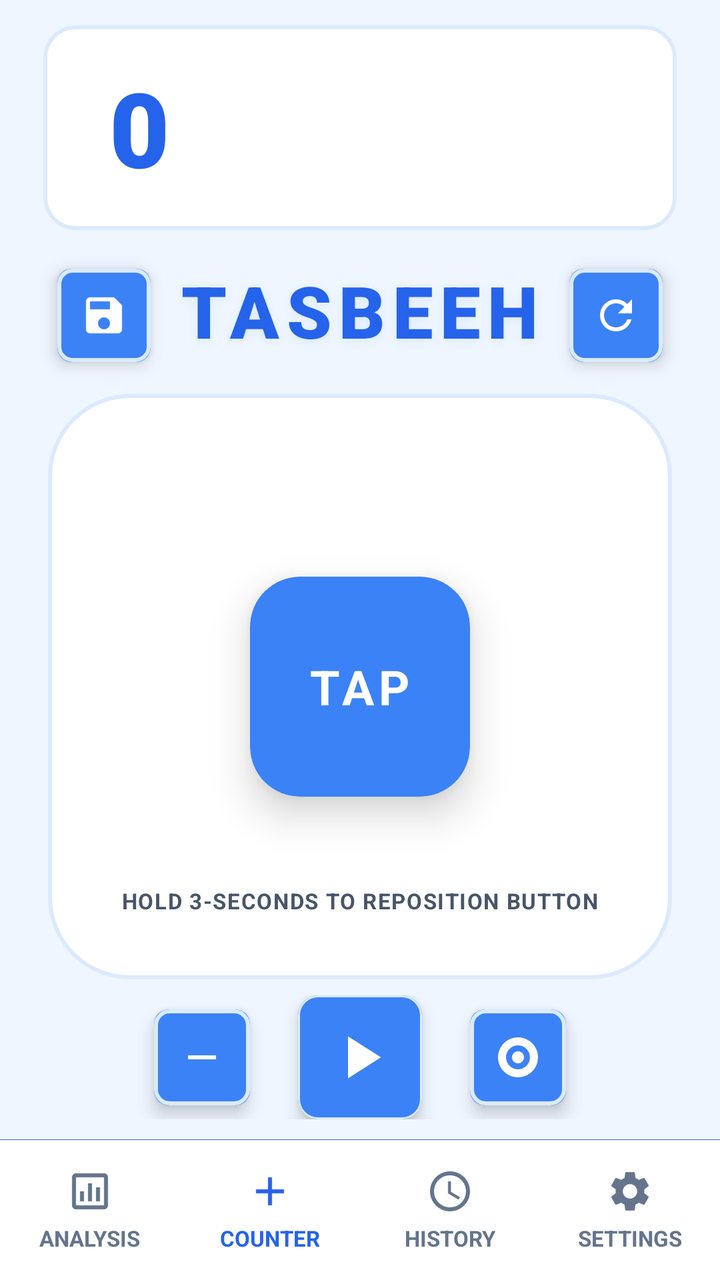
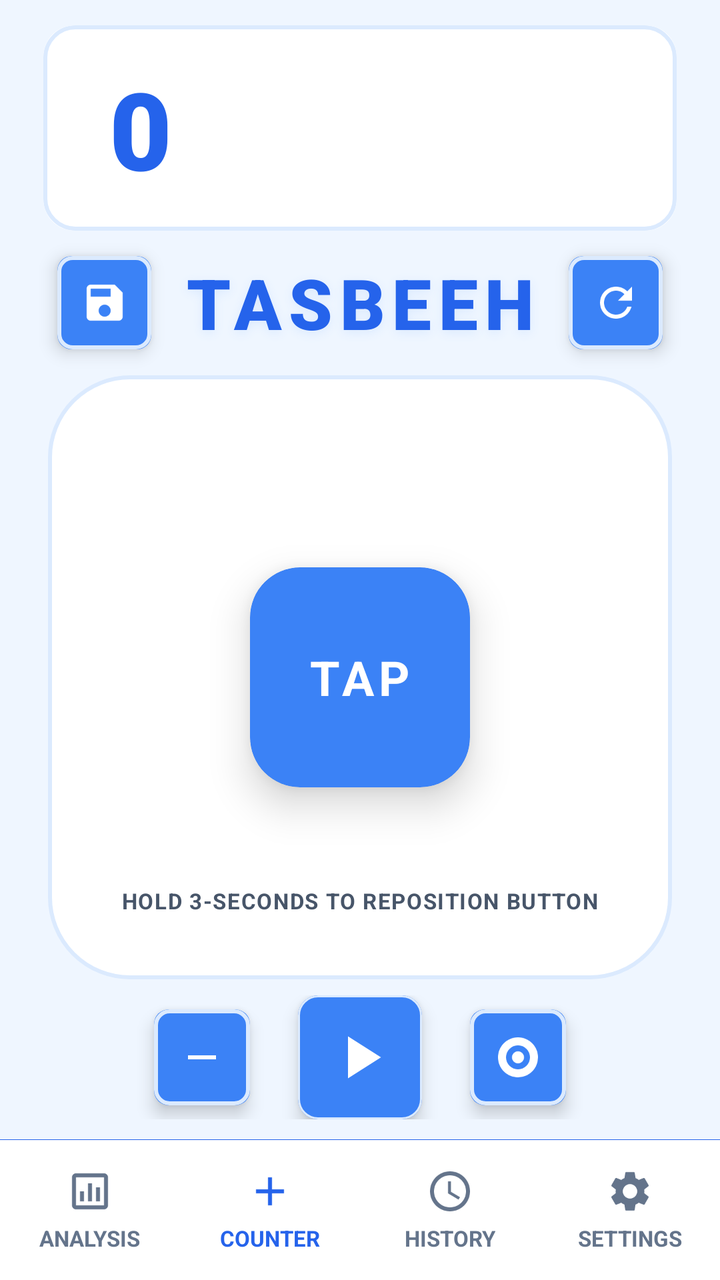

Screens rendered from an Android XML layout before and after an edit, with the pre-edit source and the edit as a unified diff.
<!-- AndroidManifest.xml: application theme Theme.SmartTasbeeh -->
<!-- res/layout/activity_main.xml -->
<?xml version="1.0" encoding="utf-8"?>
<androidx.constraintlayout.widget.ConstraintLayout xmlns:android="http://schemas.android.com/apk/res/android"
    xmlns:app="http://schemas.android.com/apk/res-auto"
    xmlns:tools="http://schemas.android.com/tools"
    android:id="@+id/main"
    android:layout_width="match_parent"
    android:layout_height="match_parent"
    android:background="@color/app_background"
    tools:context=".MainActivity">

    
    <androidx.constraintlayout.widget.Guideline
        android:id="@+id/topGuideline"
        android:layout_width="wrap_content"
        android:layout_height="wrap_content"
        android:orientation="horizontal"
        app:layout_constraintGuide_percent="0.02" />

    
    <androidx.constraintlayout.widget.Guideline
        android:id="@+id/guideStartMargin"
        android:layout_width="wrap_content"
        android:layout_height="wrap_content"
        android:orientation="vertical"
        app:layout_constraintGuide_percent="0.08" />

    
    <androidx.constraintlayout.widget.Guideline
        android:id="@+id/guideEndMargin"
        android:layout_width="wrap_content"
        android:layout_height="wrap_content"
        android:orientation="vertical"
        app:layout_constraintGuide_percent="0.92" />

    
    <com.google.android.material.card.MaterialCardView
        android:id="@+id/cardCountDisplay"
        android:layout_width="0dp"
        android:layout_height="0dp"
        style="@style/PercentCornerCard"
        app:layout_constraintWidth_percent="0.88"
        app:layout_constraintHeight_percent="0.16"
        app:cardElevation="0dp"
        app:strokeWidth="2dp"
        app:strokeColor="@color/card_stroke_color"
        app:cardBackgroundColor="@color/card_background"
        app:layout_constraintTop_toTopOf="@id/topGuideline"
        app:layout_constraintStart_toStartOf="parent"
        app:layout_constraintEnd_toEndOf="parent">

        <androidx.constraintlayout.widget.ConstraintLayout
            android:layout_width="match_parent"
            android:layout_height="match_parent">

            
            <androidx.constraintlayout.widget.Guideline
                android:id="@+id/guideStart"
                android:layout_width="wrap_content"
                android:layout_height="wrap_content"
                android:orientation="vertical"
                app:layout_constraintGuide_percent="0.1" />

            <androidx.constraintlayout.widget.Guideline
                android:id="@+id/guideEnd"
                android:layout_width="wrap_content"
                android:layout_height="wrap_content"
                android:orientation="vertical"
                app:layout_constraintGuide_percent="0.9" />

            <androidx.constraintlayout.widget.Guideline
                android:id="@+id/guideTop"
                android:layout_width="wrap_content"
                android:layout_height="wrap_content"
                android:orientation="horizontal"
                app:layout_constraintGuide_percent="0.15" />

            <androidx.constraintlayout.widget.Guideline
                android:id="@+id/guideBottom"
                android:layout_width="wrap_content"
                android:layout_height="wrap_content"
                android:orientation="horizontal"
                app:layout_constraintGuide_percent="0.85" />

            
            <TextView
                android:id="@+id/tvCountDisplay"
                android:layout_width="0dp"
                android:layout_height="0dp"
                android:gravity="center_vertical|start"
                android:text="@string/Count_Number"
                android:textColor="@color/count_text_color"
                android:textSize="58sp"
                android:fontFamily="sans-serif-black"
                android:letterSpacing="0.05"
                app:layout_constraintStart_toStartOf="@id/guideStart"
                app:layout_constraintTop_toTopOf="@id/guideTop"
                app:layout_constraintEnd_toEndOf="@id/guideEnd"
                app:layout_constraintBottom_toBottomOf="@id/guideBottom"
                app:autoSizeTextType="uniform"
                app:autoSizeMinTextSize="12sp"
                app:autoSizeMaxTextSize="100sp"
                app:autoSizeStepGranularity="2sp"/>
        </androidx.constraintlayout.widget.ConstraintLayout>

    </com.google.android.material.card.MaterialCardView>

    
    <Space
        android:id="@+id/spaceBtnGap"
        android:layout_width="match_parent"
        android:layout_height="0dp"
        app:layout_constraintTop_toBottomOf="@id/cardCountDisplay"
        app:layout_constraintStart_toStartOf="parent"
        app:layout_constraintEnd_toEndOf="parent"
        app:layout_constraintHeight_percent="0.03" />

    
    <com.google.android.material.card.MaterialCardView
        android:id="@+id/btnSave"
        android:layout_width="0dp"
        android:layout_height="0dp"
        style="@style/PercentCornerCard"
        app:layout_constraintDimensionRatio="1:1"
        app:layout_constraintWidth_percent="0.13"
        app:cardElevation="5dp"
        app:strokeWidth="2dp"
        app:strokeColor="@color/card_stroke_color"
        app:cardBackgroundColor="@color/tasbeeh_blue_accent"
        android:clickable="true"
        android:focusable="true"
        app:layout_constraintStart_toStartOf="@id/guideStartMargin"
        app:layout_constraintTop_toBottomOf="@id/spaceBtnGap"
        android:contentDescription="@string/action_save_count">

        <androidx.constraintlayout.widget.ConstraintLayout
            android:layout_width="match_parent"
            android:layout_height="match_parent">
            <ImageView
                android:layout_width="0dp"
                android:layout_height="0dp"
                android:scaleType="centerInside"
                android:src="@drawable/ic_save"
                app:tint="@color/card_background"
                app:layout_constraintWidth_percent="0.666"
                app:layout_constraintHeight_percent="0.666"
                app:layout_constraintStart_toStartOf="parent"
                app:layout_constraintEnd_toEndOf="parent"
                app:layout_constraintTop_toTopOf="parent"
                app:layout_constraintBottom_toBottomOf="parent"
                android:contentDescription="@null"/>
        </androidx.constraintlayout.widget.ConstraintLayout>
    </com.google.android.material.card.MaterialCardView>

    <TextView
        android:id="@+id/tvAppTitle"
        android:layout_height="wrap_content"
        android:layout_width="wrap_content"
        android:text="@string/Tasbeeh_Name"
        android:textColor="@color/tasbeeh_blue_primary"
        android:textSize="36sp"
        android:fontFamily="sans-serif-black"
        android:letterSpacing="0.10"
        android:shadowColor="@color/card_stroke_color"
        android:shadowRadius="12"
        android:shadowDy="4"
        android:layout_marginTop="16dp"
        app:layout_constraintEnd_toStartOf="@+id/btnReset"
        app:layout_constraintStart_toEndOf="@+id/btnSave"
        app:layout_constraintTop_toBottomOf="@+id/cardCountDisplay" />

    
    <com.google.android.material.card.MaterialCardView
        android:id="@+id/btnReset"
        android:layout_width="0dp"
        android:layout_height="0dp"
        style="@style/PercentCornerCard"
        app:layout_constraintDimensionRatio="1:1"
        app:layout_constraintWidth_percent="0.13"
        app:cardElevation="5dp"
        app:strokeWidth="2dp"
        app:strokeColor="@color/card_stroke_color"
        app:cardBackgroundColor="@color/tasbeeh_blue_accent"
        android:clickable="true"
        android:focusable="true"
        app:layout_constraintEnd_toEndOf="@id/guideEndMargin"
        app:layout_constraintTop_toBottomOf="@id/spaceBtnGap"
        android:contentDescription="@string/action_reset_count">

        <androidx.constraintlayout.widget.ConstraintLayout
            android:layout_width="match_parent"
            android:layout_height="match_parent">
            <ImageView
                android:layout_width="0dp"
                android:layout_height="0dp"
                android:scaleType="centerInside"
                android:src="@drawable/ic_refresh"
                app:tint="@color/card_background"
                app:layout_constraintWidth_percent="0.666"
                app:layout_constraintHeight_percent="0.666"
                app:layout_constraintStart_toStartOf="parent"
                app:layout_constraintEnd_toEndOf="parent"
                app:layout_constraintTop_toTopOf="parent"
                app:layout_constraintBottom_toBottomOf="parent"
                android:contentDescription="@null"/>
        </androidx.constraintlayout.widget.ConstraintLayout>
    </com.google.android.material.card.MaterialCardView>

    
    <FrameLayout
        android:id="@+id/bigBoxContainer"
        android:layout_width="match_parent"
        android:layout_height="0dp"
        android:layout_marginStart="24dp"
        android:layout_marginEnd="24dp"
        android:layout_marginTop="16dp"
        android:layout_marginBottom="8dp"
        android:background="@drawable/bg_grid_container"
        app:layout_constraintTop_toBottomOf="@id/btnSave"
        app:layout_constraintBottom_toTopOf="@id/controlsBar">

        
        <View
            android:id="@+id/gridBackground"
            android:layout_width="match_parent"
            android:layout_height="match_parent"
            android:visibility="invisible"/>

        
        <androidx.cardview.widget.CardView
            android:id="@+id/videoButton"
            android:layout_width="110dp"
            android:layout_height="110dp"
            android:layout_gravity="center"
            app:cardCornerRadius="25dp"
            app:cardElevation="12dp"
            app:cardBackgroundColor="@color/tasbeeh_blue_accent">

            
            <TextView
                android:layout_width="wrap_content"
                android:layout_height="wrap_content"
                android:text="@string/Tap_Button_Text"
                android:textColor="@color/tap_btn_text"
                android:textSize="24sp"
                android:textStyle="bold"
                android:letterSpacing="0.1"
                android:layout_gravity="center"/>

            
            <View
                android:layout_width="match_parent"
                android:layout_height="match_parent"
                android:background="?attr/selectableItemBackground"
                android:clickable="false"
                android:focusable="false"/>

        </androidx.cardview.widget.CardView>

        
        <TextView
            android:layout_width="wrap_content"
            android:layout_height="wrap_content"
            android:layout_gravity="bottom|center_horizontal"
            android:layout_marginBottom="32dp"
            android:text="@string/Button_Reposition_Hint_Text"
            android:textColor="@color/hint_text"
            android:textSize="11sp"
            android:textStyle="bold"
            android:letterSpacing="0.05"/>

    </FrameLayout>

    
    <LinearLayout
        android:id="@+id/controlsBar"
        android:layout_width="match_parent"
        android:layout_height="wrap_content"
        android:orientation="horizontal"
        android:gravity="center"
        android:paddingBottom="10dp"
        app:layout_constraintBottom_toTopOf="@id/bottomNavDivider"
        app:layout_constraintTop_toBottomOf="@id/bigBoxContainer">

        
        <com.google.android.material.card.MaterialCardView
            android:id="@+id/btnDecrease"
            android:layout_width="48dp"
            android:layout_height="48dp"
            style="@style/PercentCornerCard"
            android:layout_marginEnd="24dp"
            app:cardElevation="5dp"
            app:cardBackgroundColor="@color/tasbeeh_blue_accent"
            app:strokeWidth="2dp"
            app:strokeColor="@color/card_stroke_color"
            android:clickable="true"
            android:focusable="true"
            android:contentDescription="@string/action_decrease_count">
            <androidx.constraintlayout.widget.ConstraintLayout
                android:layout_width="match_parent"
                android:layout_height="match_parent">
                <ImageView
                    android:layout_width="0dp"
                    android:layout_height="0dp"
                    android:scaleType="centerInside"
                    android:src="@drawable/ic_remove"
                    app:tint="@color/card_background"
                    app:layout_constraintWidth_percent="0.666"
                    app:layout_constraintHeight_percent="0.666"
                    app:layout_constraintStart_toStartOf="parent"
                    app:layout_constraintEnd_toEndOf="parent"
                    app:layout_constraintTop_toTopOf="parent"
                    app:layout_constraintBottom_toBottomOf="parent"
                    android:contentDescription="@null"/>
            </androidx.constraintlayout.widget.ConstraintLayout>
        </com.google.android.material.card.MaterialCardView>

        
        <com.google.android.material.card.MaterialCardView
            android:id="@+id/btnAuto"
            android:layout_width="62dp"
            android:layout_height="62dp"
            app:cardCornerRadius="10dp"
            app:cardElevation="5dp"
            app:cardBackgroundColor="@color/tasbeeh_blue_accent"
            app:strokeColor="@color/card_stroke_color"
            android:clickable="true"
            android:focusable="true"
            android:contentDescription="@string/action_auto_count">
            <ImageView
                android:id="@+id/ivAutoIcon"
                android:layout_width="36dp"
                android:layout_height="36dp"
                android:layout_gravity="center"
                android:src="@drawable/ic_auto"
                app:tint="@color/card_background" android:contentDescription="@null"/>
        </com.google.android.material.card.MaterialCardView>

        
        <com.google.android.material.card.MaterialCardView
            android:id="@+id/btnTarget"
            android:layout_width="48dp"
            android:layout_height="48dp"
            style="@style/PercentCornerCard"
            android:layout_marginStart="24dp"
            app:cardElevation="5dp"
            app:cardBackgroundColor="@color/tasbeeh_blue_accent"
            app:strokeWidth="2dp"
            app:strokeColor="@color/card_stroke_color"
            android:clickable="true"
            android:focusable="true"
            android:contentDescription="@string/action_set_target">
            <androidx.constraintlayout.widget.ConstraintLayout
                android:layout_width="match_parent"
                android:layout_height="match_parent">
                <ImageView
                    android:layout_width="0dp"
                    android:layout_height="0dp"
                    android:scaleType="centerInside"
                    android:src="@drawable/ic_target"
                    app:tint="@color/card_background"
                    app:layout_constraintWidth_percent="0.666"
                    app:layout_constraintHeight_percent="0.666"
                    app:layout_constraintStart_toStartOf="parent"
                    app:layout_constraintEnd_toEndOf="parent"
                    app:layout_constraintTop_toTopOf="parent"
                    app:layout_constraintBottom_toBottomOf="parent"
                    android:contentDescription="@null"/>
            </androidx.constraintlayout.widget.ConstraintLayout>
        </com.google.android.material.card.MaterialCardView>

    </LinearLayout>
    <View
        android:id="@+id/bottomNavDivider"
        android:layout_width="match_parent"
        android:layout_height="0.1dp"
        android:background="@color/count_text_color"
        app:layout_constraintBottom_toTopOf="@id/bottomNav"/>

    
    <LinearLayout
        android:id="@+id/bottomNav"
        android:layout_width="match_parent"
        android:layout_height="70dp"
        android:background="@color/nav_bg"
        android:orientation="horizontal"
        android:weightSum="4"
        android:baselineAligned="false"
        app:layout_constraintBottom_toBottomOf="parent">

        
        <LinearLayout
            android:id="@+id/btnAnalysis"
            android:layout_width="0dp"
            android:layout_height="match_parent"
            android:layout_weight="1"
            android:orientation="vertical"
            android:gravity="center"
            android:clickable="true"
            android:focusable="true"
            android:background="?attr/selectableItemBackground">

            <ImageView
                android:layout_width="24dp"
                android:layout_height="24dp"
                android:src="@drawable/ic_analysis"
                app:tint="@color/nav_text_unselected" android:contentDescription="@null"/>

            <TextView
                android:layout_width="wrap_content"
                android:layout_height="wrap_content"
                android:text="@string/nav_analysis"
                android:textSize="11sp"
                android:textStyle="bold"
                android:layout_marginTop="4dp"
                android:textColor="@color/nav_text_unselected"/>
        </LinearLayout>

        
        <LinearLayout
            android:layout_width="0dp"
            android:layout_height="match_parent"
            android:layout_weight="1"
            android:orientation="vertical"
            android:gravity="center"
            android:clickable="true"
            android:focusable="true">

            <ImageView
                android:layout_width="24dp"
                android:layout_height="24dp"
                android:src="@drawable/ic_add"
                app:tint="@color/nav_text_selected" android:contentDescription="@null"/>

            <TextView
                android:layout_width="wrap_content"
                android:layout_height="wrap_content"
                android:text="@string/nav_counter"
                android:textSize="11sp"
                android:textStyle="bold"
                android:layout_marginTop="4dp"
                android:textColor="@color/nav_text_selected"/>
        </LinearLayout>

        
        <LinearLayout
            android:id="@+id/btnSavedCounts"
            android:layout_width="0dp"
            android:layout_height="match_parent"
            android:layout_weight="1"
            android:background="?attr/selectableItemBackground"
            android:clickable="true"
            android:focusable="true"
            android:gravity="center"
            android:orientation="vertical">

            <ImageView
                android:layout_width="24dp"
                android:layout_height="24dp"
                android:src="@drawable/ic_clock"
                app:tint="@color/nav_text_unselected" android:contentDescription="@null"/>

            <TextView
                android:layout_width="wrap_content"
                android:layout_height="wrap_content"
                android:layout_marginTop="4dp"
                android:text="@string/nav_history"
                android:textColor="@color/nav_text_unselected"
                android:textSize="11sp"
                android:textStyle="bold" />
        </LinearLayout>

        
        <LinearLayout
            android:id="@+id/btnSettings"
            android:layout_width="0dp"
            android:layout_height="match_parent"
            android:layout_weight="1"
            android:orientation="vertical"
            android:gravity="center"
            android:clickable="true"
            android:focusable="true"
            android:background="?attr/selectableItemBackground">

            <ImageView
                android:layout_width="24dp"
                android:layout_height="24dp"
                android:src="@drawable/ic_settings"
                app:tint="@color/nav_text_unselected" android:contentDescription="@null"/>

            <TextView
                android:layout_width="wrap_content"
                android:layout_height="wrap_content"
                android:text="@string/nav_settings"
                android:textSize="11sp"
                android:textStyle="bold"
                android:layout_marginTop="4dp"
                android:textColor="@color/nav_text_unselected"/>
        </LinearLayout>

    </LinearLayout>

</androidx.constraintlayout.widget.ConstraintLayout>
<!-- resources referenced by this layout -->
<resources>
  <color name="app_background">@color/background_light</color>
  <color name="card_background">#FFFFFF</color>
  <color name="card_stroke_color">#DBEAFE</color>
  <color name="count_text_color">#2563EB</color>
  <color name="hint_text">#475569</color>
  <color name="nav_bg">#FFFFFF</color>
  <color name="nav_text_selected">#2563EB</color>
  <color name="nav_text_unselected">#64748B</color>
  <color name="tap_btn_text">#FFFFFF</color>
  <color name="tasbeeh_blue_accent">#3B82F6</color>
  <color name="tasbeeh_blue_primary">#2563EB</color>
  <!-- drawable bg_grid_container (drawable) -->
  <?xml version="1.0" encoding="utf-8"?>
  <shape xmlns:android="http://schemas.android.com/apk/res/android"
      android:shape="rectangle">
      
      <corners android:radius="40dp" />
      
      
      <solid android:color="@color/card_background" />
      
      
      <stroke
          android:width="2dp"
          android:color="@color/card_stroke_color" />
  </shape>
  <!-- drawable ic_add (drawable) -->
  <vector xmlns:android="http://schemas.android.com/apk/res/android"
      android:width="24dp"
      android:height="24dp"
      android:viewportWidth="24"
      android:viewportHeight="24">
      <path
        android:fillColor="@android:color/white"
        android:pathData="M19,13h-6v6h-2v-6H5v-2h6V5h2v6h6v2z"/>
  </vector>
  <!-- drawable ic_analysis (drawable) -->
  <vector xmlns:android="http://schemas.android.com/apk/res/android"
      android:width="24dp"
      android:height="24dp"
      android:viewportWidth="24"
      android:viewportHeight="24">
    <path
        android:fillColor="#FF000000"
        android:pathData="M19,3H5C3.9,3 3,3.9 3,5v14c0,1.1 0.9,2 2,2h14c1.1,0 2,-0.9 2,-2V5C21,3.9 20.1,3 19,3zM19,19H5V5h14V19zM7,12h2v5H7V12zM11,8h2v9h-2V8zM15,10h2v7h-2V10z"/>
  </vector>
  <!-- drawable ic_auto (drawable) -->
  <vector xmlns:android="http://schemas.android.com/apk/res/android"
      android:width="24dp"
      android:height="24dp"
      android:viewportWidth="24"
      android:viewportHeight="24"
      android:tint="?attr/colorControlNormal">
    <path
        android:fillColor="@android:color/white"
        android:pathData="M8,5v14l11,-7z"/>
  </vector>
  <!-- drawable ic_remove (drawable) -->
  <vector xmlns:android="http://schemas.android.com/apk/res/android"
      android:width="24dp"
      android:height="24dp"
      android:viewportWidth="24"
      android:viewportHeight="24"
      android:tint="?attr/colorControlNormal">
    <path
        android:fillColor="@android:color/white"
        android:pathData="M19,13H5v-2h14v2z"/>
  </vector>
  <string name="Button_Reposition_Hint_Text">HOLD 3-SECONDS TO REPOSITION BUTTON</string>
  <string name="Count_Number">0</string>
  <string name="Tap_Button_Text">TAP</string>
  <string name="Tasbeeh_Name">TASBEEH</string>
  <string name="action_auto_count">Auto count</string>
  <string name="action_decrease_count">Decrease count</string>
  <string name="action_reset_count">Reset count</string>
  <string name="action_save_count">Save count</string>
  <string name="action_set_target">Set target</string>
  <string name="nav_analysis">ANALYSIS</string>
  <string name="nav_counter">COUNTER</string>
  <string name="nav_history">HISTORY</string>
  <string name="nav_settings">SETTINGS</string>
  <style name="PercentCornerCard" parent="Widget.Material3.CardView.Filled">
          <item name="shapeAppearanceOverlay">@style/ShapeAppearance.App.PercentCorner</item>
      </style>
  <style name="Theme.SmartTasbeeh" parent="Base.Theme.SmartTasbeeh" />
  <color name="background_light">#EFF6FF</color>
  <style name="ShapeAppearance.App.PercentCorner" parent="">
          
          <item name="cornerSize">15%</item>
      </style>
  <color name="tasbeeh_blue_dark">#1E3A8A</color>
  <color name="white">#FFFFFFFF</color>
  <color name="text_primary">#0F172A</color>
  <!-- unchanged entries left out for length: 6 -->
</resources>

<!-- the commit's change to res/layout/activity_main.xml (unified diff, before → after) -->
@@ -112,7 +112,7 @@
         app:layout_constraintTop_toBottomOf="@id/cardCountDisplay"
         app:layout_constraintStart_toStartOf="parent"
         app:layout_constraintEnd_toEndOf="parent"
-        app:layout_constraintHeight_percent="0.03" />
+        app:layout_constraintHeight_percent="0.02" />
 
     
     <com.google.android.material.card.MaterialCardView
@@ -153,20 +153,24 @@
 
     <TextView
         android:id="@+id/tvAppTitle"
-        android:layout_height="wrap_content"
-        android:layout_width="wrap_content"
+        android:layout_height="0dp"
+        android:layout_width="0dp"
         android:text="@string/Tasbeeh_Name"
         android:textColor="@color/tasbeeh_blue_primary"
-        android:textSize="36sp"
+        android:gravity="center"
         android:fontFamily="sans-serif-black"
         android:letterSpacing="0.10"
         android:shadowColor="@color/card_stroke_color"
         android:shadowRadius="12"
         android:shadowDy="4"
-        android:layout_marginTop="16dp"
         app:layout_constraintEnd_toStartOf="@+id/btnReset"
         app:layout_constraintStart_toEndOf="@+id/btnSave"
-        app:layout_constraintTop_toBottomOf="@+id/cardCountDisplay" />
+        app:layout_constraintTop_toTopOf="@+id/btnSave"
+        app:layout_constraintBottom_toBottomOf="@+id/btnReset"
+        app:autoSizeTextType="uniform"
+        app:autoSizeMinTextSize="12sp"
+        app:autoSizeMaxTextSize="40sp"
+        app:autoSizeStepGranularity="1sp" />
 
     
     <com.google.android.material.card.MaterialCardView
@@ -206,16 +210,25 @@
     </com.google.android.material.card.MaterialCardView>
 
     
+    <Space
+        android:id="@+id/spaceBtnGap2"
+        android:layout_width="match_parent"
+        android:layout_height="0dp"
+        app:layout_constraintTop_toBottomOf="@id/btnSave"
+        app:layout_constraintStart_toStartOf="parent"
+        app:layout_constraintEnd_toEndOf="parent"
+        app:layout_constraintHeight_percent="0.02" />
+
+    
     <FrameLayout
         android:id="@+id/bigBoxContainer"
         android:layout_width="match_parent"
         android:layout_height="0dp"
         android:layout_marginStart="24dp"
         android:layout_marginEnd="24dp"
-        android:layout_marginTop="16dp"
         android:layout_marginBottom="8dp"
         android:background="@drawable/bg_grid_container"
-        app:layout_constraintTop_toBottomOf="@id/btnSave"
+        app:layout_constraintTop_toBottomOf="@id/spaceBtnGap2"
         app:layout_constraintBottom_toTopOf="@id/controlsBar">
 
         
